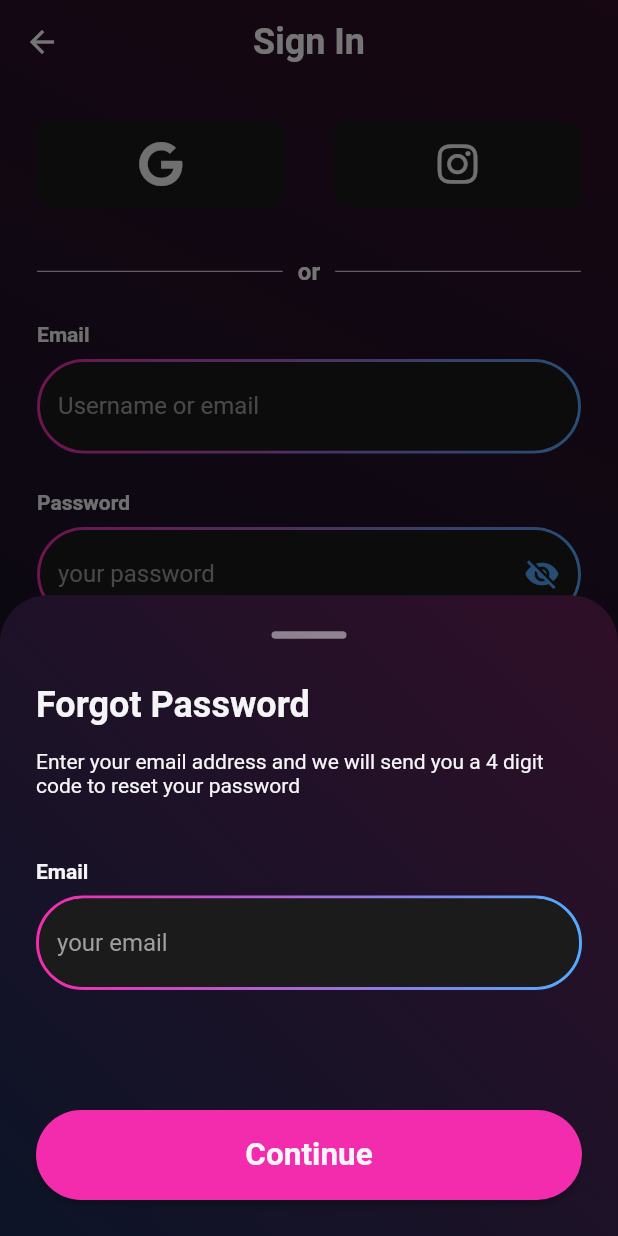
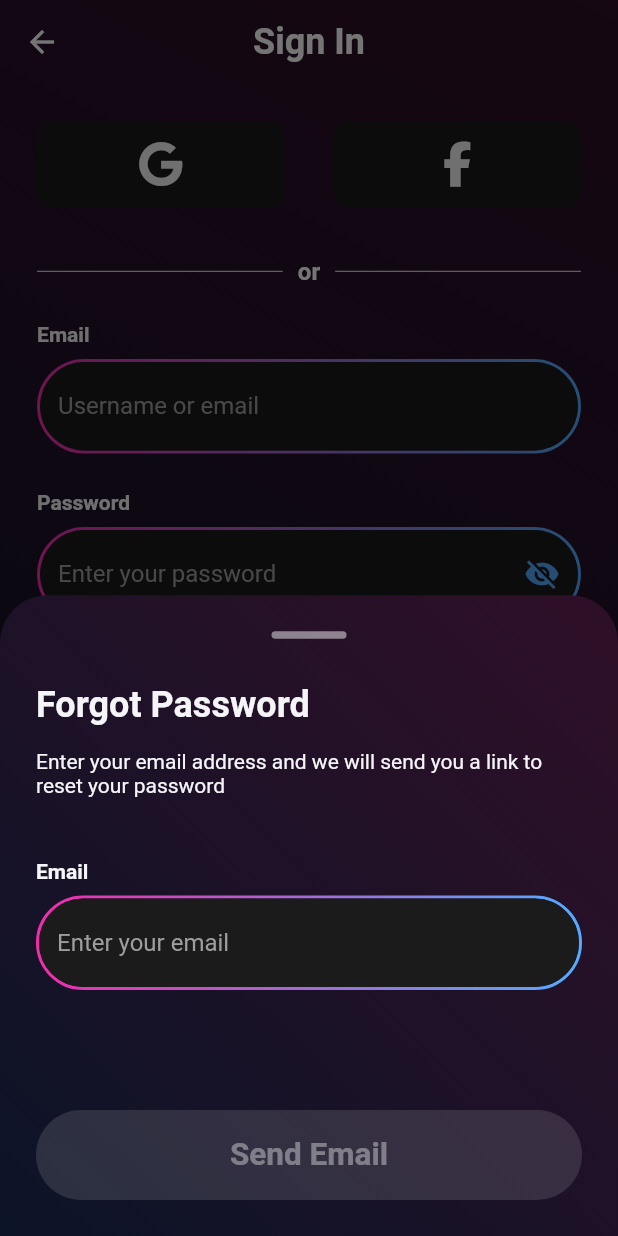
Before and after one commit to hmseeb/connectopia, a Flutter app: the SignupScreen screen opened by its route, after a tap on "Sign in", after a tap on "Forgotten Password?", on a phone screen of 412 x 824 dp. Run offline on Flutter 3.47's test engine with Material 2 defaults, Android fonts, the phone set to English and light mode, and no system bars; our stand-ins replace bloc, equatable, flutter_bloc, font_awesome_flutter, gradient_borders, logger and 4 more; network calls fail.

Commit message:
few bugs

```diff
--- /dev/null
+++ b/lib/src/features/authentication/application/forgot_pwd_bloc/forgot_pwd_bloc.dart
@@ -0,0 +1,29 @@
+import 'package:bloc/bloc.dart';
+import 'package:connectopia/src/features/authentication/domain/repository/auth_repo.dart';
+import 'package:equatable/equatable.dart';
+
+part 'forgot_pwd_event.dart';
+part 'forgot_pwd_state.dart';
+
+class ForgotPwdBloc extends Bloc<ForgotPwdEvent, ForgotPwdState> {
+  AuthRepo authRepo;
+  ForgotPwdBloc(this.authRepo) : super(ForgotPwdInitial()) {
+    _handleEmailChanged(event, emit) {
+      if (authRepo.isValidEmail(event.email))
+        emit(ValidEmailState());
+      else
+        emit(ForgotPwdInitial());
+    }
+
+    on<EmailChangedEvent>(_handleEmailChanged);
+    on<EmailSubmittedEvent>(
+      (event, emit) {
+        emit(SendingEmailState());
+        authRepo
+            .sendVerificationEmail(event.email)
+            .then((value) => emit(EmailSentState()))
+            .catchError((e) => emit(EmailNotSentState('An error occured')));
+      },
+    );
+  }
+}
--- /dev/null
+++ b/lib/src/features/authentication/application/forgot_pwd_bloc/forgot_pwd_event.dart
@@ -0,0 +1,26 @@
+part of 'forgot_pwd_bloc.dart';
+
+sealed class ForgotPwdEvent extends Equatable {
+  const ForgotPwdEvent();
+
+  @override
+  List<Object> get props => [];
+}
+
+class EmailChangedEvent extends ForgotPwdEvent {
+  final String email;
+
+  EmailChangedEvent(this.email);
+
+  @override
+  List<Object> get props => [email];
+}
+
+class EmailSubmittedEvent extends ForgotPwdEvent {
+  final String email;
+
+  EmailSubmittedEvent(this.email);
+
+  @override
+  List<Object> get props => [email];
+}
--- /dev/null
+++ b/lib/src/features/authentication/application/forgot_pwd_bloc/forgot_pwd_state.dart
@@ -0,0 +1,25 @@
+part of 'forgot_pwd_bloc.dart';
+
+sealed class ForgotPwdState extends Equatable {
+  const ForgotPwdState();
+
+  @override
+  List<Object> get props => [];
+}
+
+final class ForgotPwdInitial extends ForgotPwdState {}
+
+final class ValidEmailState extends ForgotPwdState {}
+
+final class SendingEmailState extends ForgotPwdState {}
+
+final class EmailSentState extends ForgotPwdState {}
+
+final class EmailNotSentState extends ForgotPwdState {
+  final String error;
+
+  EmailNotSentState(this.error);
+
+  @override
+  List<Object> get props => [error];
+}
--- a/lib/src/features/authentication/application/signin_bloc/signin_event.dart
+++ b/lib/src/features/authentication/application/signin_bloc/signin_event.dart
@@ -20,3 +20,7 @@ final class SigninButtonPressed extends SigninEvent {
   final String password;
   List<Object> get props => [email, password];
 }
+
+final class SigninWithGoogleButtonPressed extends SigninEvent {}
+
+final class SigninWithFacebookButtonPressed extends SigninEvent {}
--- a/lib/src/features/authentication/application/signin_bloc/signin_state.dart
+++ b/lib/src/features/authentication/application/signin_bloc/signin_state.dart
@@ -22,3 +22,13 @@ class SigninFailureState extends SigninState {
 
   SigninFailureState(this.error);
 }
+
+final class SigningWithOAuthState extends SigninState {}
+
+final class SigningWithOAuthFailedState extends SigninState {
+  final String error;
+
+  SigningWithOAuthFailedState(this.error);
+}
+
+final class SigningWithOAuthSuccessState extends SigninState {}
--- a/lib/src/features/authentication/presentation/screens/signin.dart
+++ b/lib/src/features/authentication/presentation/screens/signin.dart
@@ -111,7 +111,7 @@ class _SigninScreenState extends State<SigninScreen> {
                               ? Icons.visibility_off
                               : Icons.visibility),
                         ),
-                        hintText: 'your password',
+                        hintText: 'Enter your password',
                         controller: _passwordController,
                         onChanged: (value) {
                           context.read<SigninBloc>().add(
@@ -138,7 +138,7 @@ class _SigninScreenState extends State<SigninScreen> {
                       ScaffoldMessenger.of(context).showSnackBar(
                         errorSnack(state.error),
                       );
-                    } else {
+                    } else if (state is SigninSuccessState) {
                       // TODO: Navigate to home screen
                     }
                   },
--- a/lib/src/features/authentication/presentation/widgets/service_wrapper.dart
+++ b/lib/src/features/authentication/presentation/widgets/service_wrapper.dart
@@ -1,5 +1,8 @@
+import 'package:connectopia/src/common/messages/error_snakbar.dart';
+import 'package:connectopia/src/features/authentication/application/signin_bloc/signin_bloc.dart';
 import 'package:connectopia/src/features/authentication/presentation/widgets/service_button.dart';
-import 'package:flutter/cupertino.dart';
+import 'package:flutter/material.dart';
+import 'package:flutter_bloc/flutter_bloc.dart';
 import 'package:font_awesome_flutter/font_awesome_flutter.dart';
 
 class AuthServiceWrapper extends StatelessWidget {
@@ -18,15 +21,31 @@ class AuthServiceWrapper extends StatelessWidget {
     return Row(
       mainAxisAlignment: MainAxisAlignment.spaceBetween,
       children: [
-        AuthServiceButton(
-          height: _height,
-          width: _width,
-          icon: FontAwesomeIcons.google,
+        BlocConsumer<SigninBloc, SigninState>(
+          listener: (context, state) {
+            if (state is SigningWithOAuthFailedState) {
+              ScaffoldMessenger.of(context)
+                  .showSnackBar(errorSnack(state.error));
+            }
+          },
+          builder: (context, state) {
+            return AuthServiceButton(
+              height: _height,
+              width: _width,
+              icon: FontAwesomeIcons.google,
+              onClick: () {
+                context.read<SigninBloc>().add(SigninWithGoogleButtonPressed());
+              },
+            );
+          },
         ),
         AuthServiceButton(
           height: _height,
           width: _width,
-          icon: FontAwesomeIcons.instagram,
+          icon: FontAwesomeIcons.facebookF,
+          onClick: () {
+            context.read<SigninBloc>().add(SigninWithFacebookButtonPressed());
+          },
         ),
       ],
     );
--- a/pubspec.yaml
+++ b/pubspec.yaml
@@ -44,6 +44,8 @@ dependencies:
   pocketbase: ^0.13.0
   formz: ^0.6.0
   lottie: ^2.6.0
+  url_launcher: ^6.1.12
+  logger: ^2.0.1
 
 dev_dependencies:
   flutter_test:
```
Also changed, not shown: lib/src/app.dart (+5 -2 lines), lib/src/features/authentication/application/signin_bloc/signin_bloc.dart (+23 -1 lines), lib/src/features/authentication/domain/repository/auth_repo.dart (+32 -4 lines), lib/src/features/authentication/presentation/views/forgot_password_sheet.dart (+47 -153 lines), pubspec.lock, 6 other files.
